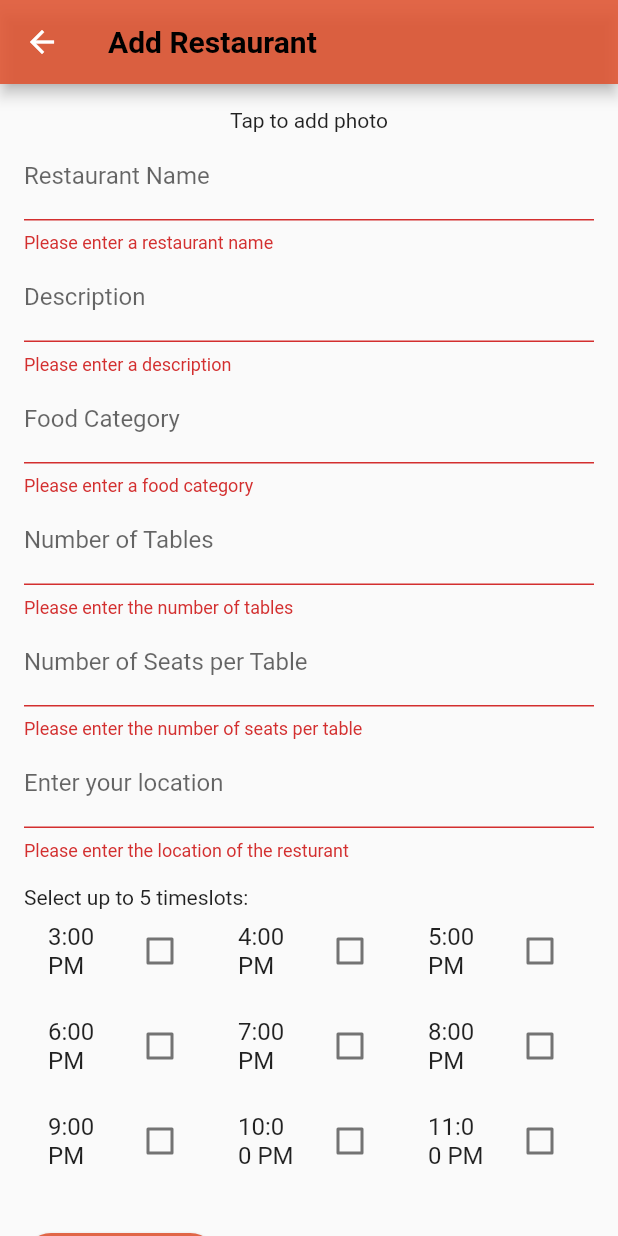
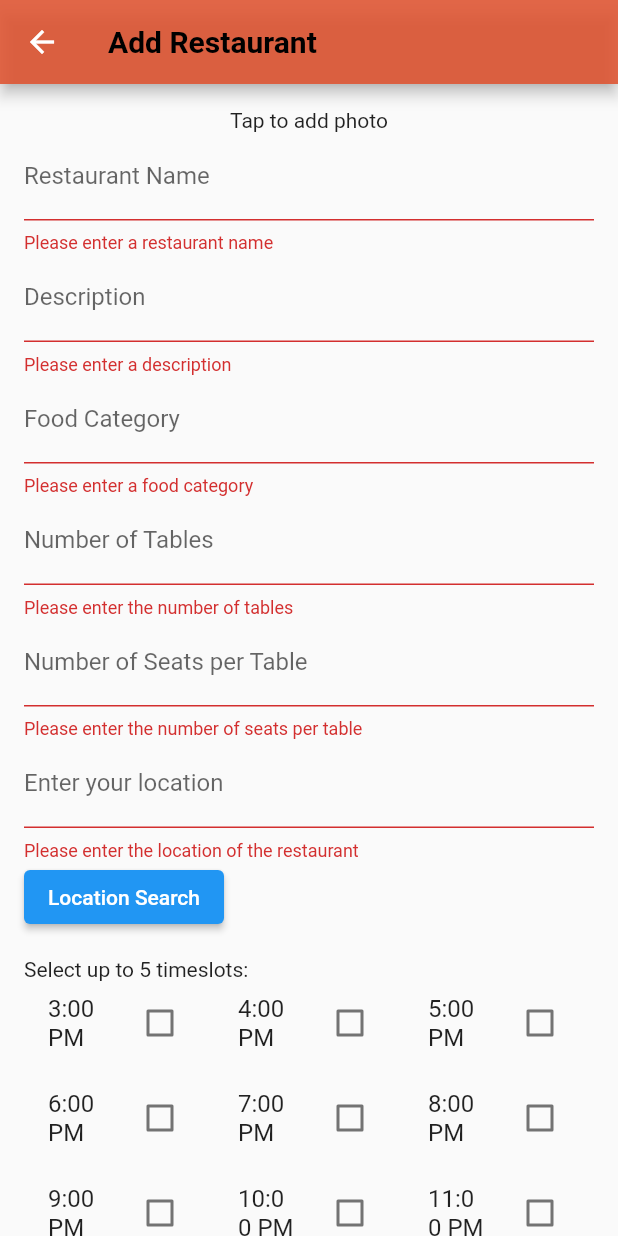
Before and after one commit to muradhani/vendor, a Flutter app: the AddRestaurantScreen screen opened by its route, after a tap on "Add Restaurant", on a phone screen of 412 x 824 dp. Run offline on Flutter 3.47's test engine with Material 2 defaults, Android fonts, the phone set to English and light mode, and no system bars; our stand-ins replace cloud_firestore, firebase_core, firebase_messaging, firebase_storage, flutter_typeahead, geocoding and 1 more; accounts and stored records are empty.

Commit message:
location works correctly not check if work good with data base

```diff
--- a/lib/main.dart
+++ b/lib/main.dart
@@ -1,15 +1,18 @@
 
+import 'package:cloud_firestore/cloud_firestore.dart';
 import 'package:flutter/material.dart';
 import 'package:image_picker/image_picker.dart';
 import 'package:vendorapp/classes/Resturant.dart';
 import 'package:vendorapp/services/database.dart';
 import 'dart:io';
 
+import 'LocationSearch.dart';
 import 'logvendor.dart';
 import 'package:firebase_core/firebase_core.dart';
 import 'package:firebase_storage/firebase_storage.dart';
 import 'package:firebase_messaging/firebase_messaging.dart';
-
+import 'package:geocoding/geocoding.dart';
+import 'package:flutter_typeahead/flutter_typeahead.dart';
 
 void main() async {
   WidgetsFlutterBinding.ensureInitialized();
@@ -54,20 +57,42 @@ class _AddRestaurantScreenState extends State<AddRestaurantScreen> {
   final _locationController = TextEditingController();
   final picker = ImagePicker();
   Restaurant restaurant = Restaurant.empty();
-
+  String fcmToken='';
   File? _image;
   List<String> selectedSlots = [];
+  final FirebaseMessaging _firebaseMessaging = FirebaseMessaging.instance;
+  String? _selectedLocation;
+  Future<List<Location>> _getLocationSuggestions(String query) async {
+    List<Location> locations = await locationFromAddress(query);
+    return locations;
+  }
   //String _fcmToken;
   @override
   void initState() {
     super.initState();
     _getFcmToken();
+    // Listen for changes to the Firestore collection
+    // FirebaseFirestore.instance
+    //     .collection('myCollection')
+    //     .snapshots()
+    //     .listen((QuerySnapshot querySnapshot) {
+    //   querySnapshot.docChanges.forEach((change) {
+    //     if (change.type == DocumentChangeType.added) {
+    //       // Call the Cloud Function to send a push notification to the device when a new document is added to the collection
+    //       FirebaseMessaging.send(<String, dynamic>{
+    //         'title': change.doc['title'],
+    //         'body': change.doc['body'],
+    //         'deviceToken': _deviceToken,
+    //       });
+    //     }
+    //   });
+    // });
   }
   Future<void> _getFcmToken() async {
     String? token = await FirebaseMessaging.instance.getToken();
     if(token != null){
       setState(() {
-        String fcmToken = token;
+        fcmToken = token;
         restaurant.token = fcmToken;
         print("the token is "+fcmToken.toString());
       });
@@ -91,7 +116,7 @@ class _AddRestaurantScreenState extends State<AddRestaurantScreen> {
 
   final List<bool> _selectedTimeslots = List.filled(9,false);
   int _selectedCount = 0;
-
+  String apiKey = 'AIzaSyC-2_Kfdr855XvkoCfj5qf6cFHGQKFGOFQ';
 
   void _updateSelectedCount(bool value)
   {
@@ -279,16 +304,37 @@ class _AddRestaurantScreenState extends State<AddRestaurantScreen> {
                   labelText: 'Enter your location',
                 ),
                 validator: (value) {
-                  if (value!.isEmpty) {
-                    return 'Please enter the location of the resturant';
+                  if (value == null || value.isEmpty) {
+                    return 'Please enter the location of the restaurant';
                   }
+
+                  // List<Location> locations =_getLocationSuggestions(value) as List<Location>;
                   restaurant.location = value;
                   return null;
                 },
+                onSaved: (value) async {
+                  // your logic here
+                },
+              ),
+              ElevatedButton(
+                onPressed: () async {
+                  // final suggestion = await Navigator.push<String>(
+                  //   context,
+                  //   MaterialPageRoute(builder: (context) => SearchPage()),
+                  // );
+                  // restaurant.location = suggestion!;
+                  Navigator.push(context, MaterialPageRoute(builder: (context)=>SearchPage())).then((suggestion) {
+                    if(suggestion != null){
+                      setState(() {
+                        _locationController.text = suggestion;
+                      });
+                    }
+                  } );
+                },
+                child: Text('Location Search'),
               ),
               const SizedBox(height: 16.0),
               const Text('Select up to 5 timeslots:'),
-
               GridView.builder(
                 shrinkWrap: true,
                 itemCount: _timeslots.length,
--- a/pubspec.yaml
+++ b/pubspec.yaml
@@ -40,6 +40,9 @@ dependencies:
   firebase_storage: ^11.1.1
   cloud_firestore: ^4.5.2
   firebase_messaging: ^14.4.1
+  google_maps_webservice: ^0.0.19
+  flutter_typeahead: ^4.3.7
+  geocoding: ^2.1.0
 
 dev_dependencies:
   flutter_test:
```
Also changed, not shown: lib/LocationSearch.dart (added, +85 -0 lines), pubspec.lock.
